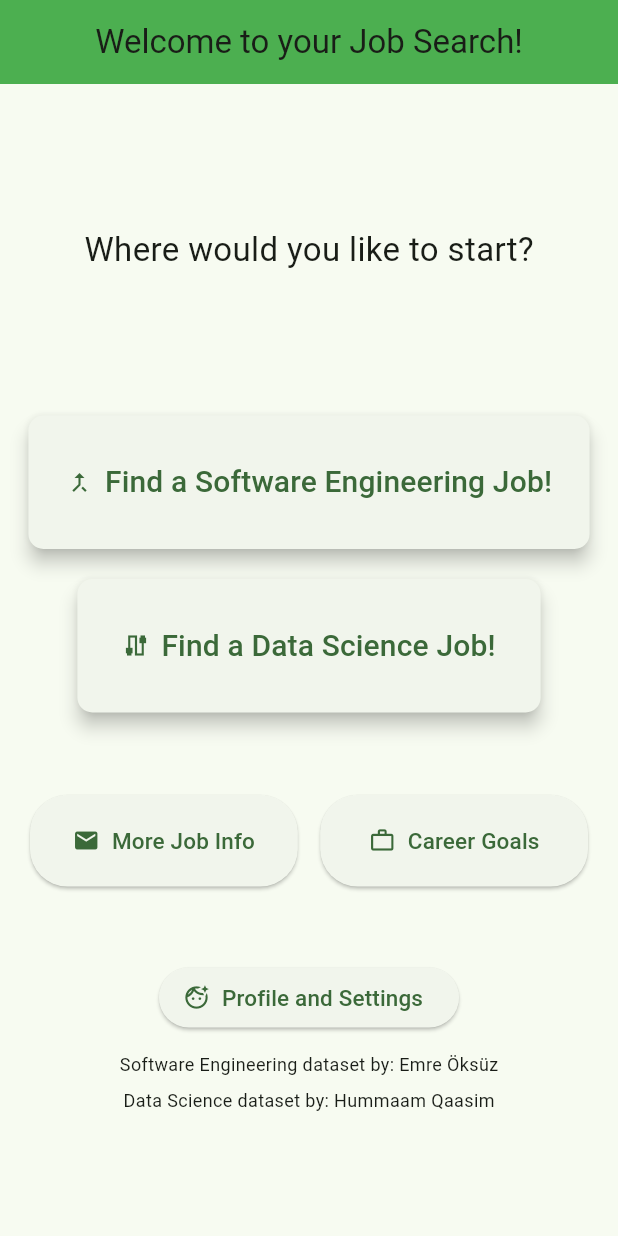
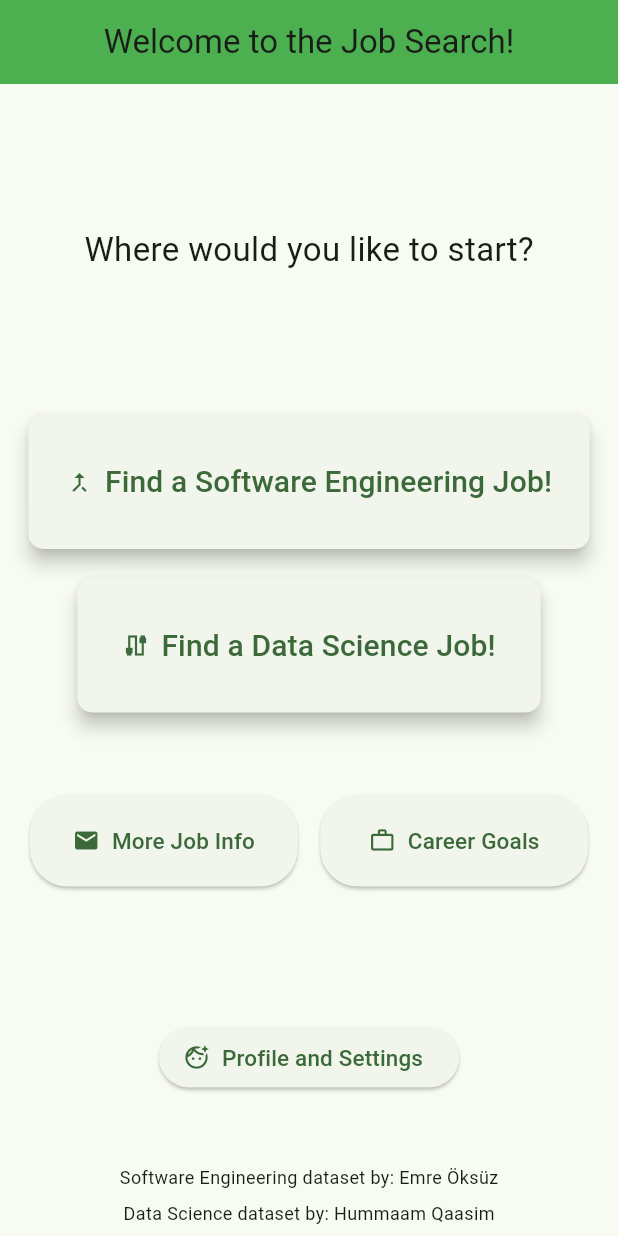
Before and after one commit to juliaetz/jobSearchApp, a Flutter app: the screen it shows once a user with an empty profile is signed in, on a phone screen of 412 x 824 dp. Run offline on Flutter 3.47's test engine with Material 3 defaults, Android fonts, the phone set to English and light mode, and no system bars; our stand-ins replace cloud_firestore, csv, firebase_auth, firebase_core, image_picker, shared_preferences; missing offline and left inert: flutter_inappwebview; accounts and stored records are empty.

Commit message:
fixed button alignments

```diff
--- a/lib/VIEW/jobHomePage.dart
+++ b/lib/VIEW/jobHomePage.dart
@@ -26,7 +26,7 @@ class JobHomePage extends StatelessWidget {
         title: Row(
           mainAxisAlignment: MainAxisAlignment.center,
           children: <Widget>[
-            Text("Welcome to your Job Search!"),
+            Text("Welcome to the Job Search!"),
           ],
         ),
       ),
@@ -152,7 +152,7 @@ class JobHomePage extends StatelessWidget {
             )
           ),
 
-        SizedBox(height: 50),
+        SizedBox(height: 90),
 
           // BUTTON TO GO TO PROFILE AND SETTINGS PAGE
           ElevatedButton.icon(
@@ -173,7 +173,7 @@ class JobHomePage extends StatelessWidget {
             ),
           ),
 
-          SizedBox(height: 10),
+          SizedBox(height: 45),
 
 
 
```
